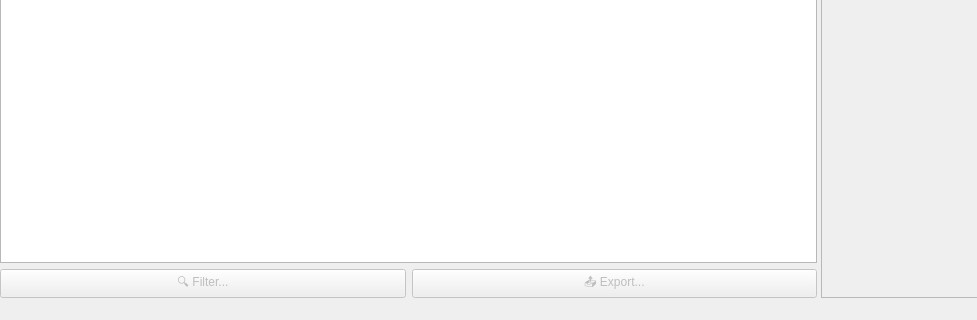
Before: the Qt Designer form src/bidsio/ui/forms/main_window.ui in CRNL-Eduwell/bidsio, drawn with Qt 5; both pictures show x 0 to 977 and y 480 to 800 of the 1200 by 800 pixel window.
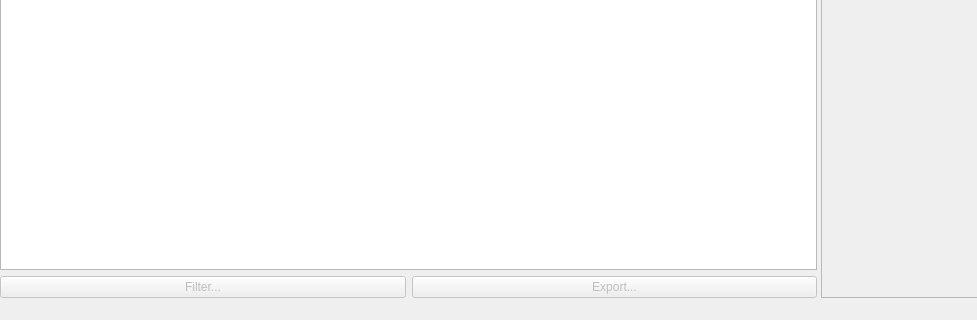
After: the same form once the commit is applied. Icons and pictures are not drawn.

The edit to the form file:
```diff
--- a/src/bidsio/ui/forms/main_window.ui
+++ b/src/bidsio/ui/forms/main_window.ui
@@ -85,7 +85,11 @@
           <item>
            <widget class="QPushButton" name="filterButton">
             <property name="text">
-             <string>🔍 Filter...</string>
+             <string>Filter...</string>
+            </property>
+            <property name="icon">
+             <iconset resource="../resources/resources.qrc">
+              <normaloff>:/icons/filter_icon.svg</normaloff>:/icons/filter_icon.svg</iconset>
             </property>
             <property name="enabled">
              <bool>false</bool>
@@ -95,7 +99,11 @@
           <item>
            <widget class="QPushButton" name="exportButton">
             <property name="text">
-             <string>📤 Export...</string>
+             <string>Export...</string>
+            </property>
+            <property name="icon">
+             <iconset resource="../resources/resources.qrc">
+              <normaloff>:/icons/export_icon.svg</normaloff>:/icons/export_icon.svg</iconset>
             </property>
             <property name="enabled">
              <bool>false</bool>
```
